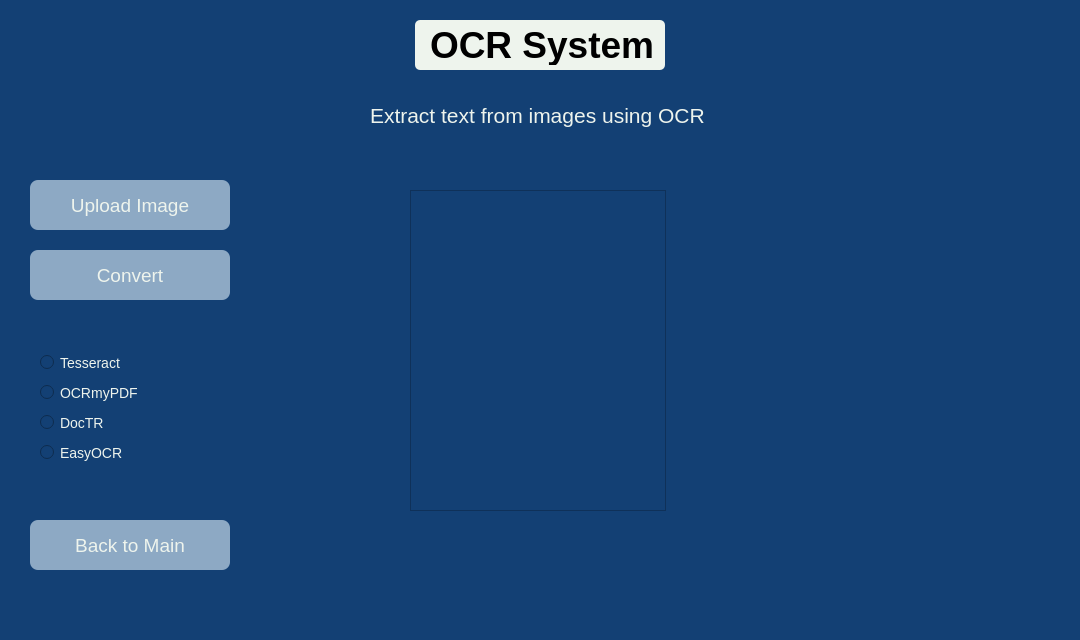
This is ocr_menu.ui in Zachve4037/OCR_App as Qt 5 draws it before an edit. The edited form follows.
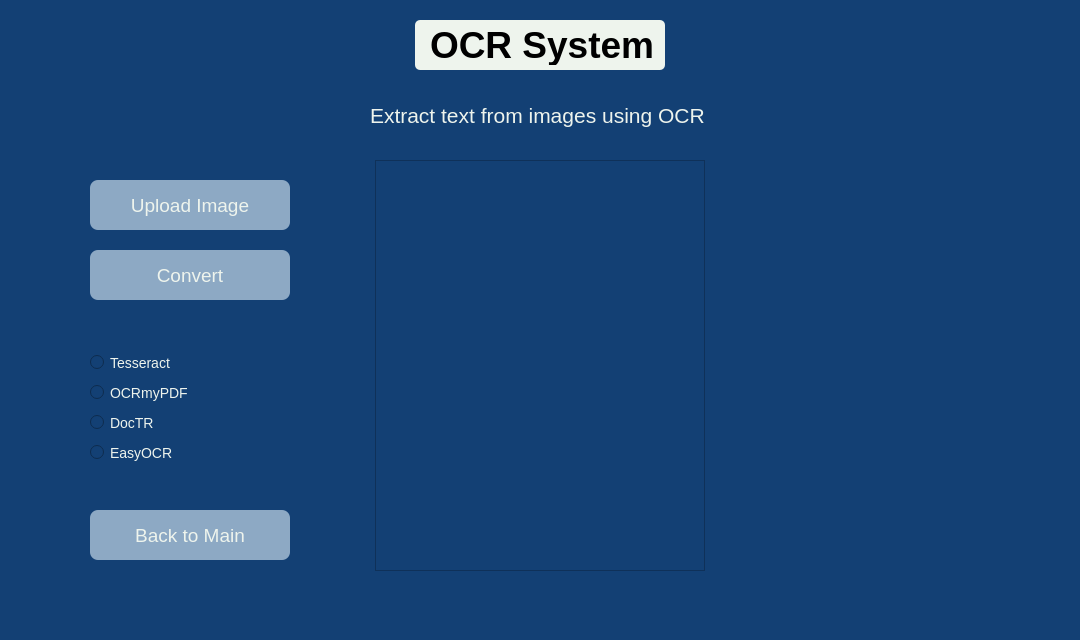
This is the edited form. Custom widgets are drawn as their Qt base class.

```diff
--- a/ocr_menu.ui
+++ b/ocr_menu.ui
@@ -64,7 +64,7 @@
    <widget class="QPushButton" name="upload_btn">
     <property name="geometry">
      <rect>
-      <x>30</x>
+      <x>90</x>
       <y>180</y>
       <width>200</width>
       <height>50</height>
@@ -85,7 +85,7 @@
    <widget class="QPushButton" name="convert_btn">
     <property name="geometry">
      <rect>
-      <x>30</x>
+      <x>90</x>
       <y>250</y>
       <width>200</width>
       <height>50</height>
@@ -106,8 +106,8 @@
    <widget class="QPushButton" name="back_btn">
     <property name="geometry">
      <rect>
-      <x>30</x>
-      <y>520</y>
+      <x>90</x>
+      <y>510</y>
       <width>200</width>
       <height>50</height>
      </rect>
@@ -127,7 +127,7 @@
    <widget class="QRadioButton" name="tesseract_btn">
     <property name="geometry">
      <rect>
-      <x>40</x>
+      <x>90</x>
       <y>350</y>
       <width>150</width>
       <height>25</height>
@@ -143,7 +143,7 @@
    <widget class="QRadioButton" name="ocrmypdf_btn">
     <property name="geometry">
      <rect>
-      <x>40</x>
+      <x>90</x>
       <y>380</y>
       <width>150</width>
       <height>25</height>
@@ -159,7 +159,7 @@
    <widget class="QRadioButton" name="doctr_btn">
     <property name="geometry">
      <rect>
-      <x>40</x>
+      <x>90</x>
       <y>410</y>
       <width>150</width>
       <height>25</height>
@@ -175,7 +175,7 @@
    <widget class="QRadioButton" name="easyocr_btn">
     <property name="geometry">
      <rect>
-      <x>40</x>
+      <x>90</x>
       <y>440</y>
       <width>150</width>
       <height>25</height>
@@ -191,10 +191,10 @@
    <widget class="ZoomableGraphicsView" name="image_view">
     <property name="geometry">
      <rect>
-      <x>410</x>
-      <y>190</y>
-      <width>256</width>
-      <height>321</height>
+      <x>375</x>
+      <y>160</y>
+      <width>330</width>
+      <height>411</height>
      </rect>
     </property>
    </widget>
```
Left out of the diff: 4 changed lines with no effect on the pictures.
